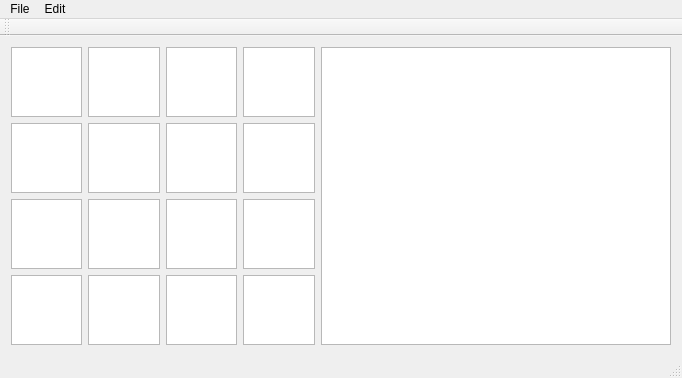
Before: the Qt Designer form src/mainwindow.ui in aaannndddyyy/paintatron, drawn with Qt 5.
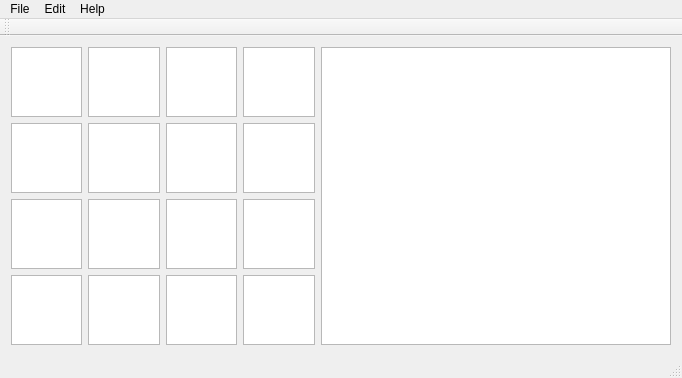
After: the same form once the commit is applied.

Commit message: About dialog

Diff of the .ui file:
```diff
--- a/src/mainwindow.ui
+++ b/src/mainwindow.ui
@@ -215,8 +215,15 @@
     </property>
     <addaction name="actionClearSources"/>
    </widget>
+   <widget class="QMenu" name="menuHelp">
+    <property name="title">
+     <string>Help</string>
+    </property>
+    <addaction name="actionAbout"/>
+   </widget>
    <addaction name="menuFile"/>
    <addaction name="menuEdit"/>
+   <addaction name="menuHelp"/>
   </widget>
   <widget class="QToolBar" name="mainToolBar">
    <attribute name="toolBarArea">
```
Left out of the diff: 5 changed lines with no effect on the pictures. The commit also changes 6 other files.
